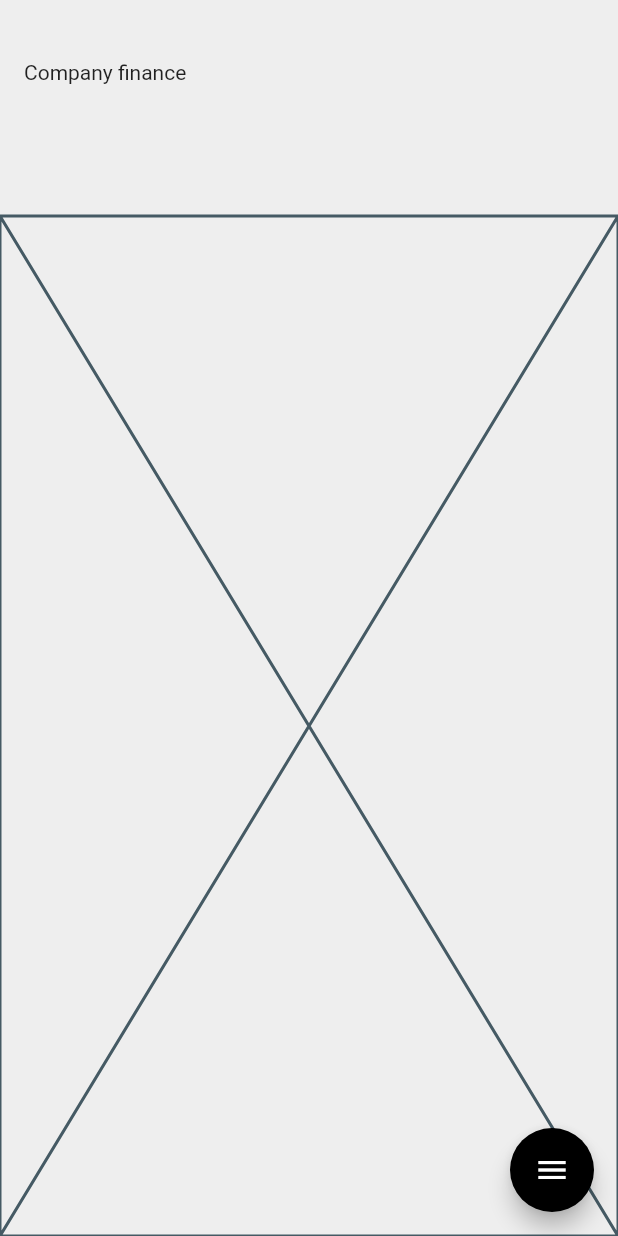
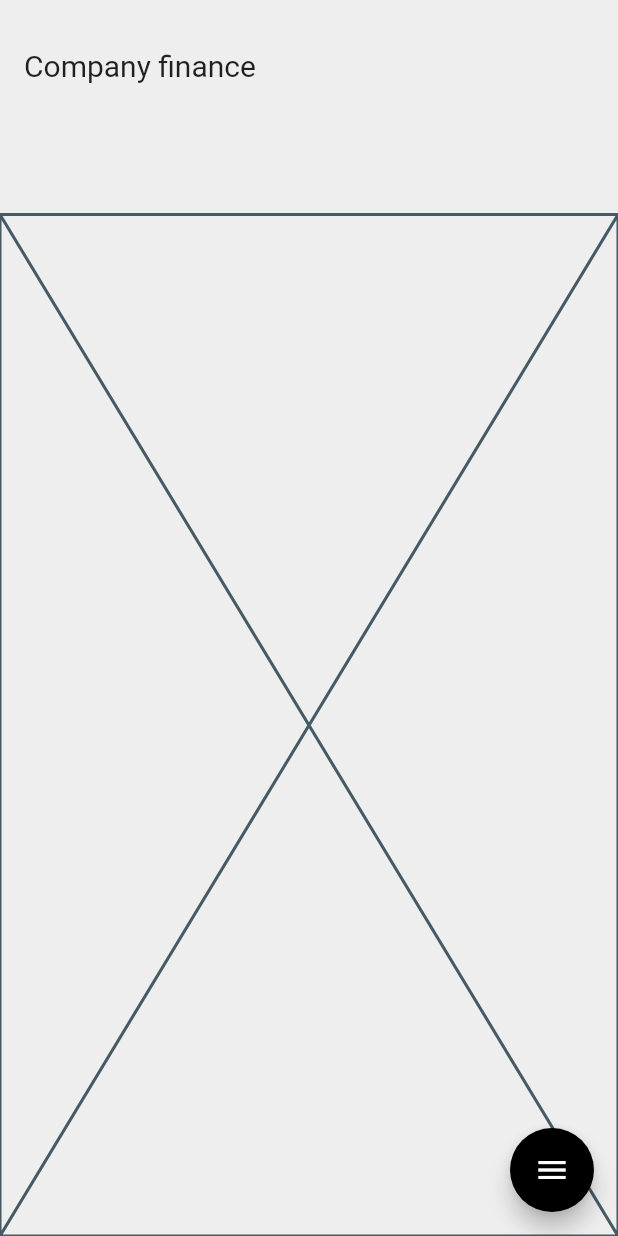
Before and after one commit to JAICHANGPARK/flutter_notebook_19th_story, a Flutter app: the screen it shows after launch, on a phone screen of 412 x 824 dp. Run offline on Flutter 3.47's test engine with Material 2 defaults, Android fonts, the phone set to English and light mode, and no system bars; our stand-ins replace cached_network_image, countup, fl_chart, flutter_riverpod, freezed_annotation, smooth_page_indicator and 1 more.

Commit message:
Update biz_main_page.dart

```diff
--- a/lib/ep1136_business_assistance_app/src/ui/biz_main_page.dart
+++ b/lib/ep1136_business_assistance_app/src/ui/biz_main_page.dart
@@ -20,13 +20,15 @@ class _BizMainPageState extends State<BizMainPage> {
       ),
       body: SafeArea(
         child: Padding(
-          padding: const EdgeInsets.only(top: 24),
+          padding: const EdgeInsets.only(top: 16),
           child: Column(
             crossAxisAlignment: CrossAxisAlignment.start,
             children: [
               Padding(
                 padding: const EdgeInsets.all(16.0),
-                child: Text("Company finance"),
+                child: Text("Company finance", style: TextStyle(
+                  fontSize: 20,
+                ),),
               ),
               SizedBox(
                 height: 72,
```
